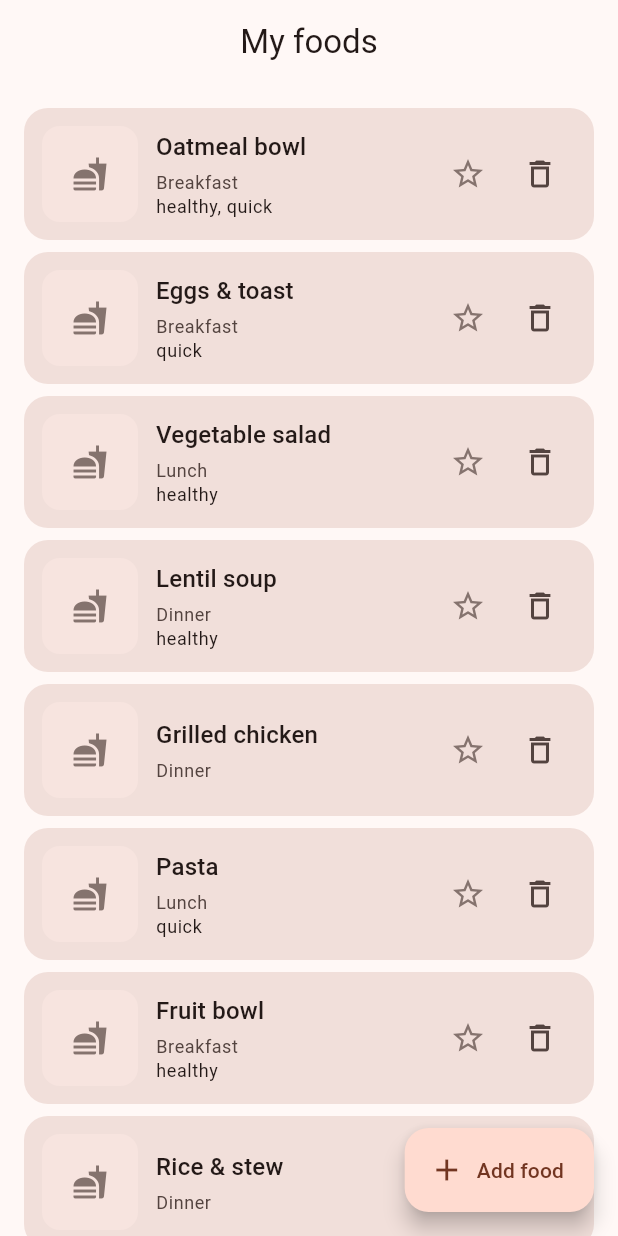
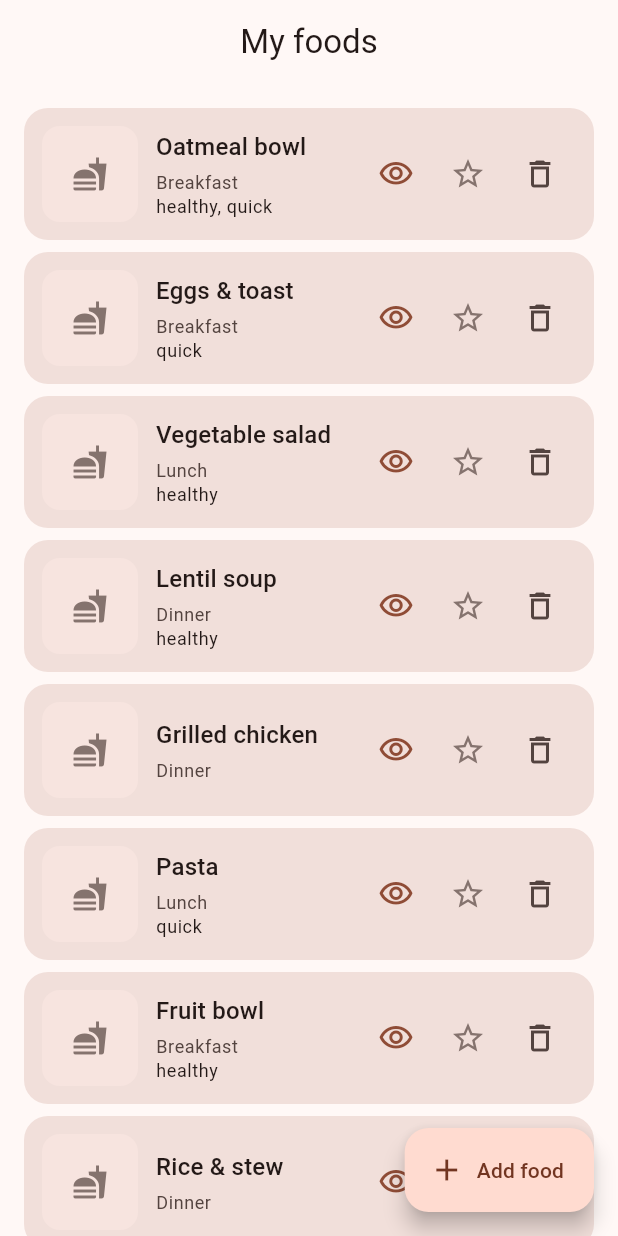
Before and after one commit to Rajab-Alkahef/sho_altabkha, a Flutter app: the FoodListPage screen opened by its route, on a phone screen of 412 x 824 dp. Run offline on Flutter 3.47's test engine with Material 3 defaults, Android fonts, the light colour scheme and no system bars; our stand-ins replace easy_localization, flutter_riverpod, get_it, go_router, hive_flutter, image_picker; accounts and stored records are empty.

Commit message:
add visibility to the food

```diff
--- a/assets/translations/ar.json
+++ b/assets/translations/ar.json
@@ -32,6 +32,8 @@
   "save": "حفظ",
   "delete": "حذف",
   "favorite": "مفضلة",
+  "hide_from_wheel": "إخفاء من العجلة",
+  "show_in_wheel": "إظهار في العجلة",
   "validation_name": "يرجى إدخال الاسم",
   "empty_list": "لا توجد أطعمة بعد. أضف أول وجبة!",
   "cancel": "إلغاء",
--- a/assets/translations/en.json
+++ b/assets/translations/en.json
@@ -32,6 +32,8 @@
   "save": "Save",
   "delete": "Delete",
   "favorite": "Favorite",
+  "hide_from_wheel": "Hide from wheel",
+  "show_in_wheel": "Show in wheel",
   "validation_name": "Please enter a name",
   "empty_list": "No foods yet. Add your first meal!",
   "cancel": "Cancel",
--- a/lib/core/di/injection.dart
+++ b/lib/core/di/injection.dart
@@ -10,6 +10,7 @@ import '../../features/food/domain/usecases/delete_food_usecase.dart';
 import '../../features/food/domain/usecases/filter_foods_usecase.dart';
 import '../../features/food/domain/usecases/spin_wheel_usecase.dart';
 import '../../features/food/domain/usecases/toggle_favorite_usecase.dart';
+import '../../features/food/domain/usecases/toggle_visibility_usecase.dart';
 import '../storage/image_storage.dart';
 
 final sl = GetIt.instance;
@@ -38,5 +39,6 @@ Future<void> configureDependencies() async {
   sl.registerLazySingleton(() => AddFoodUseCase(sl()));
   sl.registerLazySingleton(() => DeleteFoodUseCase(sl()));
   sl.registerLazySingleton(() => ToggleFavoriteUseCase(sl()));
+  sl.registerLazySingleton(() => ToggleVisibilityUseCase(sl()));
   sl.registerLazySingleton(() => ImageStorage());
 }
--- a/lib/features/food/data/mappers/food_mapper.dart
+++ b/lib/features/food/data/mappers/food_mapper.dart
@@ -14,6 +14,7 @@ extension FoodModelMapper on FoodModel {
       isRamadan: isRamadan,
       isDiet: isDiet,
       description: description,
+      isVisible: isVisible,
     );
   }
 }
@@ -30,6 +31,7 @@ extension FoodEntityMapper on Food {
       isRamadan: isRamadan,
       isDiet: isDiet,
       description: description,
+      isVisible: isVisible,
     );
   }
 }
--- a/lib/features/food/data/models/food_model.dart
+++ b/lib/features/food/data/models/food_model.dart
@@ -10,6 +10,7 @@ class FoodModel {
     this.isRamadan = false,
     this.isDiet = false,
     this.description,
+    this.isVisible = true,
   });
 
   final String id;
@@ -21,6 +22,7 @@ class FoodModel {
   final bool isRamadan;
   final bool isDiet;
   final String? description;
+  final bool isVisible;
 
   Map<String, dynamic> toJson() => {
         'id': id,
@@ -32,6 +34,7 @@ class FoodModel {
         'isRamadan': isRamadan,
         'isDiet': isDiet,
         'description': description,
+        'isVisible': isVisible,
       };
 
   factory FoodModel.fromJson(Map<String, dynamic> json) {
@@ -54,6 +57,7 @@ class FoodModel {
       isRamadan: isRamadan,
       isDiet: isDiet,
       description: json['description'] as String?,
+      isVisible: json['isVisible'] as bool? ?? true,
     );
   }
 
@@ -67,6 +71,7 @@ class FoodModel {
     bool? isRamadan,
     bool? isDiet,
     String? description,
+    bool? isVisible,
     bool clearImage = false,
     bool clearDescription = false,
   }) {
@@ -81,6 +86,7 @@ class FoodModel {
       isDiet: isDiet ?? this.isDiet,
       description:
           clearDescription ? null : (description ?? this.description),
+      isVisible: isVisible ?? this.isVisible,
     );
   }
 }
--- a/lib/features/food/domain/entities/food.dart
+++ b/lib/features/food/domain/entities/food.dart
@@ -12,6 +12,7 @@ class Food {
     this.isRamadan = false,
     this.isDiet = false,
     this.description,
+    this.isVisible = true,
   });
 
   final String id;
@@ -24,6 +25,9 @@ class Food {
   final bool isDiet;
   final String? description;
 
+  /// When false, the food stays in the user's list but is excluded from the wheel.
+  final bool isVisible;
+
   Food copyWith({
     String? id,
     String? name,
@@ -34,6 +38,7 @@ class Food {
     bool? isRamadan,
     bool? isDiet,
     String? description,
+    bool? isVisible,
     bool clearImage = false,
     bool clearDescription = false,
   }) {
@@ -47,6 +52,7 @@ class Food {
       isRamadan: isRamadan ?? this.isRamadan,
       isDiet: isDiet ?? this.isDiet,
       description: clearDescription ? null : (description ?? this.description),
+      isVisible: isVisible ?? this.isVisible,
     );
   }
 }
--- a/lib/features/food/domain/usecases/filter_foods_usecase.dart
+++ b/lib/features/food/domain/usecases/filter_foods_usecase.dart
@@ -4,7 +4,7 @@ import '../entities/food_filter.dart';
 /// Applies UI filters before the wheel is built.
 class FilterFoodsUseCase {
   List<Food> call(List<Food> all, FoodFilter filter) {
-    var list = List<Food>.from(all);
+    var list = all.where((f) => f.isVisible).toList();
 
     if (filter.mealType != null) {
       list = list
--- /dev/null
+++ b/lib/features/food/domain/usecases/toggle_visibility_usecase.dart
@@ -0,0 +1,13 @@
+import '../repositories/food_repository.dart';
+
+class ToggleVisibilityUseCase {
+  ToggleVisibilityUseCase(this._repository);
+
+  final FoodRepository _repository;
+
+  Future<void> call(String id) async {
+    final all = await _repository.getAllFoods();
+    final food = all.firstWhere((f) => f.id == id);
+    await _repository.upsertFood(food.copyWith(isVisible: !food.isVisible));
+  }
+}
--- a/lib/features/food_form/presentation/pages/food_form_page.dart
+++ b/lib/features/food_form/presentation/pages/food_form_page.dart
@@ -122,6 +122,7 @@ class _FoodFormPageState extends ConsumerState<FoodFormPage> {
       isRamadan: _isRamadan,
       isDiet: _isDiet,
       description: descriptionText.isEmpty ? null : descriptionText,
+      isVisible: existing?.isVisible ?? true,
     );
 
     await sl<AddFoodUseCase>()(food);
--- a/lib/features/food_management/presentation/pages/food_list_page.dart
+++ b/lib/features/food_management/presentation/pages/food_list_page.dart
@@ -11,6 +11,7 @@ import '../../../food/domain/entities/food.dart';
 import '../../../food/domain/entities/meal_category.dart';
 import '../../../food/domain/usecases/delete_food_usecase.dart';
 import '../../../food/domain/usecases/toggle_favorite_usecase.dart';
+import '../../../food/domain/usecases/toggle_visibility_usecase.dart';
 import '../../../food/presentation/providers/food_providers.dart';
 
 class FoodListPage extends ConsumerWidget {
@@ -72,6 +73,11 @@ class FoodListPage extends ConsumerWidget {
                   ref.invalidate(foodsProvider);
                   ref.invalidate(wheelFoodsProvider);
                 },
+                onToggleVisibility: () async {
+                  await sl<ToggleVisibilityUseCase>()(food.id);
+                  ref.invalidate(foodsProvider);
+                  ref.invalidate(wheelFoodsProvider);
+                },
               );
             },
           );
@@ -98,17 +104,19 @@ class _FoodTile extends StatelessWidget {
     required this.onEdit,
     required this.onDelete,
     required this.onFavorite,
+    required this.onToggleVisibility,
   });
 
   final Food food;
   final VoidCallback onEdit;
   final VoidCallback onDelete;
   final VoidCallback onFavorite;
+  final VoidCallback onToggleVisibility;
 
   @override
   Widget build(BuildContext context) {
     final scheme = Theme.of(context).colorScheme;
-    return Material(
+    final tile = Material(
       color: scheme.surfaceContainerHighest,
       borderRadius: BorderRadius.circular(16),
       child: InkWell(
@@ -140,11 +148,25 @@ class _FoodTile extends StatelessWidget {
                 child: Column(
                   crossAxisAlignment: CrossAxisAlignment.start,
                   children: [
-                    Text(
-                      food.name,
-                      style: Theme.of(context).textTheme.titleMedium,
-                      maxLines: 2,
-                      overflow: TextOverflow.ellipsis,
+                    Row(
+                      children: [
+                        Flexible(
+                          child: Text(
+                            food.name,
+                            style: Theme.of(context).textTheme.titleMedium,
+                            maxLines: 2,
+                            overflow: TextOverflow.ellipsis,
+                          ),
+                        ),
+                        if (!food.isVisible) ...[
+                          const SizedBox(width: 6),
+                          Icon(
+                            Icons.visibility_off_outlined,
+                            size: 16,
+                            color: scheme.onSurfaceVariant,
+                          ),
+                        ],
+                      ],
                     ),
                     const SizedBox(height: 4),
                     Text(
@@ -161,6 +183,19 @@ class _FoodTile extends StatelessWidget {
                         overflow: TextOverflow.ellipsis,
                       ),
                   ],
+                ),
+              ),
+              IconButton(
+                tooltip: food.isVisible
+                    ? 'hide_from_wheel'.tr()
+                    : 'show_in_wheel'.tr(),
+                onPressed: onToggleVisibility,
+                icon: Icon(
+                  food.isVisible
+                      ? Icons.visibility_outlined
+                      : Icons.visibility_off_outlined,
+                  color:
+                      food.isVisible ? scheme.primary : scheme.onSurfaceVariant,
                 ),
               ),
               IconButton(
@@ -200,6 +235,9 @@ class _FoodTile extends StatelessWidget {
         ),
       ),
     );
+
+    if (food.isVisible) return tile;
+    return Opacity(opacity: 0.55, child: tile);
   }
 }
 
```
